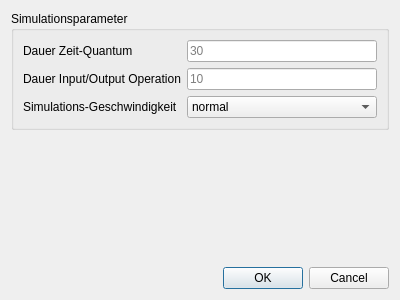
Old version of the form Betriebssysteme_Scheduler/dialogsimparameter.ui in the repository Baffmer/Betriebssysteme_Scheduler.
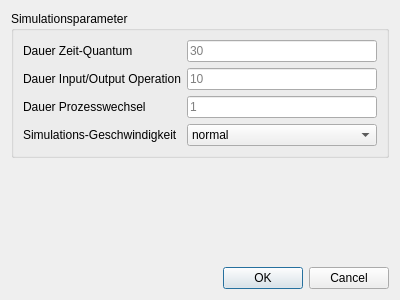
New version of the form.

Commit message: Eingabefeld für Dauer eines Prozesswechsels implementiert unter den Sim Einstellungen

What changed in the file:
```diff
--- a/Betriebssysteme_Scheduler/dialogsimparameter.ui
+++ b/Betriebssysteme_Scheduler/dialogsimparameter.ui
@@ -48,14 +48,14 @@
         </property>
        </widget>
       </item>
-      <item row="2" column="0">
+      <item row="3" column="0">
        <widget class="QLabel" name="labelSimSpeed">
         <property name="text">
          <string>Simulations-Geschwindigkeit</string>
         </property>
        </widget>
       </item>
-      <item row="2" column="1">
+      <item row="3" column="1">
        <widget class="QComboBox" name="comboBoxSimGeschwindigkeit">
         <property name="currentIndex">
          <number>1</number>
@@ -77,6 +77,20 @@
         </item>
        </widget>
       </item>
+      <item row="2" column="0">
+       <widget class="QLabel" name="labelDauerProzesswechsel">
+        <property name="text">
+         <string>Dauer Prozesswechsel</string>
+        </property>
+       </widget>
+      </item>
+      <item row="2" column="1">
+       <widget class="QLineEdit" name="lineEditDauerProzesswechsel">
+        <property name="placeholderText">
+         <string>1</string>
+        </property>
+       </widget>
+      </item>
      </layout>
     </widget>
    </item>
```
The commit also changes 4 other files.
